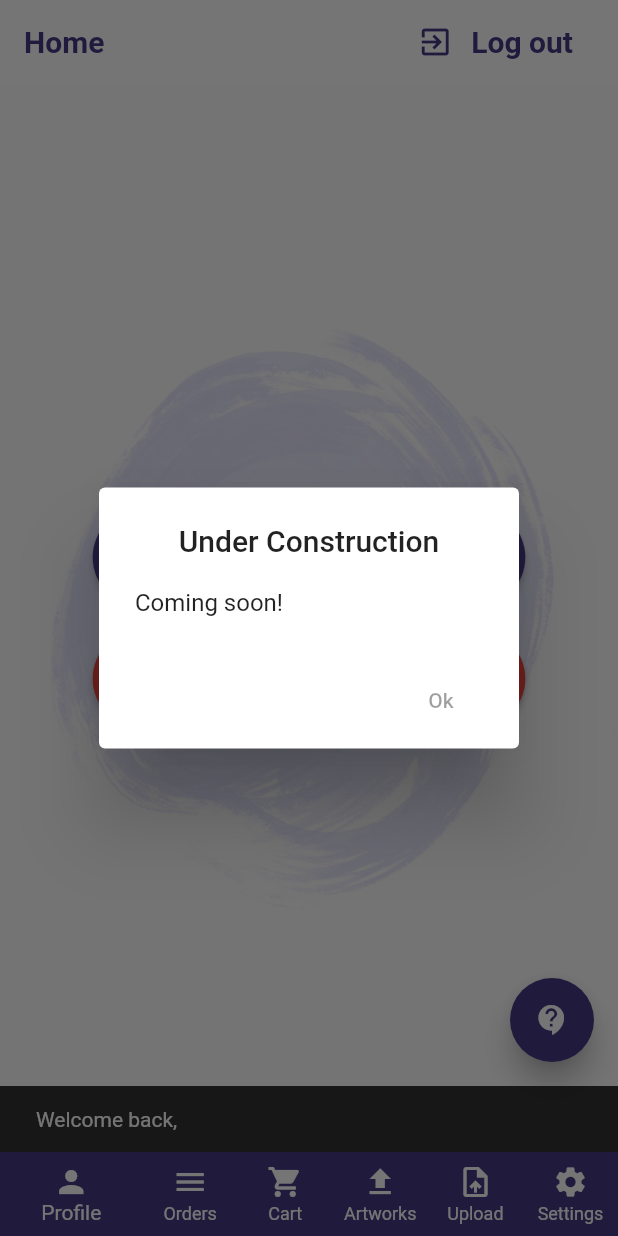
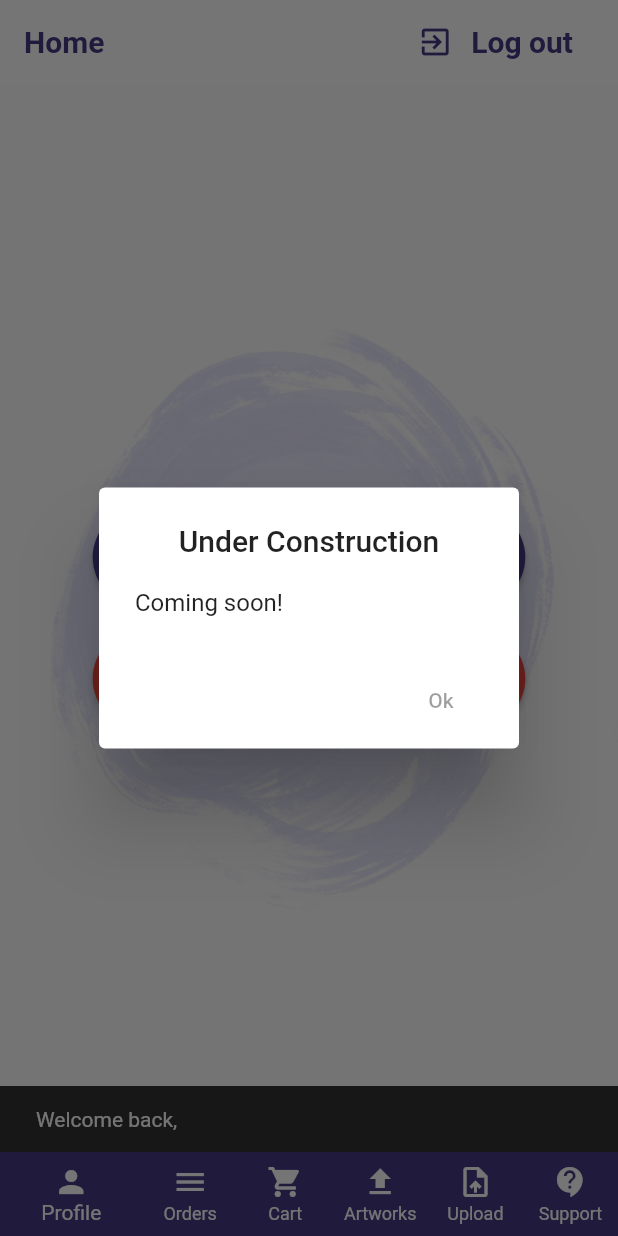
Before and after one commit to silentl007/ArtHub-Flutter, a Flutter app: the HomeScreen screen opened directly, item 2 of the bottom bar chosen, on a phone screen of 412 x 824 dp. Run offline on Flutter 3.47's test engine with Material 2 defaults, Android fonts, the phone set to English and light mode, and no system bars; our stand-ins replace carousel_slider, image_picker, shared_preferences, sqflite; missing offline and left inert: cloudinary_client; accounts and stored records are empty; statements that could not run were skipped.

Commit message:
made corrections from martins review, made artists search bar work and some minor changes

```diff
--- a/lib/common/model.dart
+++ b/lib/common/model.dart
@@ -618,7 +618,6 @@ class Login {
       userName = prefs.getString('email');
       password = prefs.getString('password');
     }
-
     print('from login beginning function username - $userName');
     print('from login beginning function password - $password');
     String loginLink = 'https://galleryapp-backend.herokuapp.com/api/signin';
@@ -634,7 +633,7 @@ class Login {
           headers: {'Content-Type': 'application/json; charset=UTF-8'});
       if (datasend.statusCode == 200) {
         var json = jsonDecode(datasend.body);
-        print(json);
+        print('this is the data received when logged in - $json');
         SharedPreferences prefs = await SharedPreferences.getInstance();
         if (prefs.getBool('logged') == null) {
           prefs.setString('displayName', json['user']['name']);
@@ -653,8 +652,7 @@ class Login {
         print('Wrong else in login');
         print(' username - $userName');
         print(' password - $password');
-        print(datasend.statusCode);
-
+        print('this is the status code - ${datasend.statusCode}');
         return wrong;
       }
     } catch (exception) {
--- a/lib/screen/gallery/gallery.dart
+++ b/lib/screen/gallery/gallery.dart
@@ -14,6 +14,7 @@ class _GalleriesState extends State<Galleries> {
   List<ParsedDataGallery> filtereddata = List();
 
   // Pseudo Future logic using initState
+  // real life application use a future builder because of data fetching
   @override
   void initState() {
     super.initState();
--- a/lib/screen/homescreen.dart
+++ b/lib/screen/homescreen.dart
@@ -21,7 +21,7 @@ class _HomeScreenState extends State<HomeScreen> {
     DrawerOptions(option: 'Profile', optionIcon: Icon(Icons.person)),
     DrawerOptions(option: 'Orders', optionIcon: Icon(Icons.menu)),
     DrawerOptions(option: 'Cart', optionIcon: Icon(Icons.shopping_cart)),
-    DrawerOptions(option: 'Settings', optionIcon: Icon(Icons.settings)),
+    DrawerOptions(option: 'Support', optionIcon: Icon(Icons.contact_support)),
   ];
 
   final List<DrawerOptions> options2 = [
@@ -30,7 +30,7 @@ class _HomeScreenState extends State<HomeScreen> {
     DrawerOptions(option: 'Cart', optionIcon: Icon(Icons.shopping_cart)),
     DrawerOptions(option: 'Artworks', optionIcon: Icon(Icons.file_upload)),
     DrawerOptions(option: 'Upload', optionIcon: Icon(Icons.upload_file)),
-    DrawerOptions(option: 'Settings', optionIcon: Icon(Icons.settings)),
+    DrawerOptions(option: 'Support', optionIcon: Icon(Icons.contact_support)),
   ];
 
   @override
@@ -62,12 +62,6 @@ class _HomeScreenState extends State<HomeScreen> {
     return SafeArea(
       child: Scaffold(
           key: _scaffoldKey,
-          floatingActionButton: FloatingActionButton(
-            elevation: 8,
-            backgroundColor: AppColors.purple,
-            child: Icon(Icons.contact_support),
-            onPressed: () => _comingSoon(),
-          ),
           bottomNavigationBar: BottomNavigationBar(
             backgroundColor: AppColors.purple,
             showUnselectedLabels: true,
@@ -261,6 +255,9 @@ class _HomeScreenState extends State<HomeScreen> {
     if (index == 4) {
       Navigator.push(
           context, MaterialPageRoute(builder: (context) => Uploads()));
+    } else if (index == 2) {
+      Navigator.push(
+          context, MaterialPageRoute(builder: (context) => PurchaseScreen()));
     } else
       _comingSoon();
   }
--- a/lib/screen/login.dart
+++ b/lib/screen/login.dart
@@ -34,7 +34,7 @@ class _LoginScreenState extends State<LoginScreen> {
   _sneakerAlert() {
     _scaffoldKey.currentState.showSnackBar(SnackBar(
         content: Text(
-            'Unable to login automatically, please check internet connection')));
+            'Something went wrong, please try again')));
   }
 
   @override
```
Also changed, not shown: lib/screen/freelanceartist/freelanceartistlist.dart (+26 -8 lines), lib/screen/productdetails.dart (+24 -19 lines).
